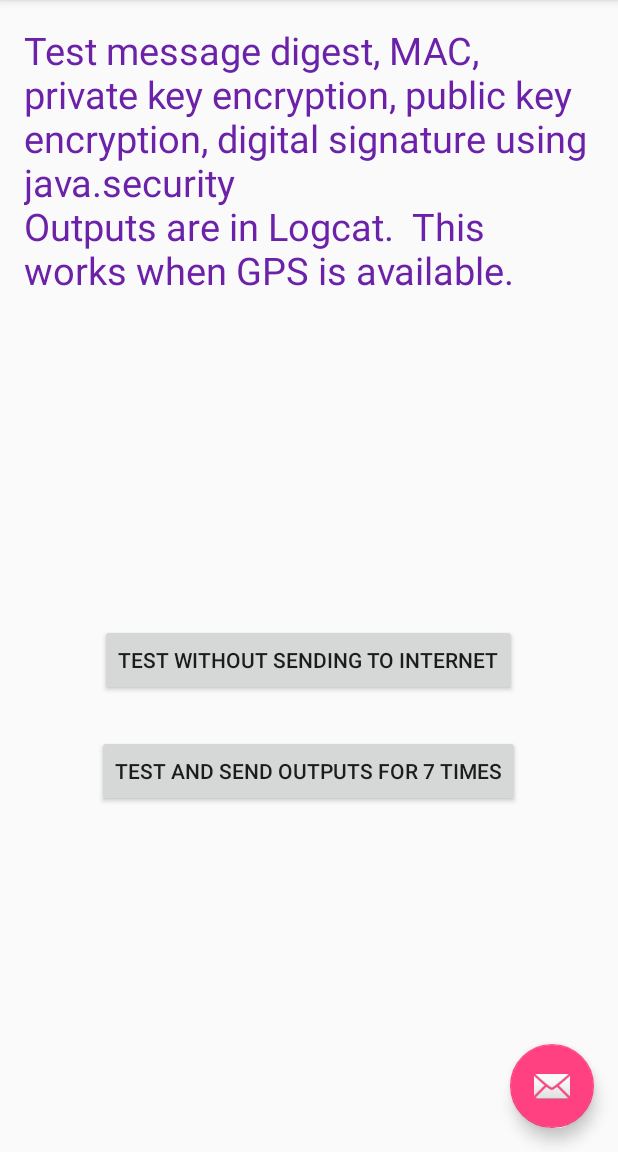
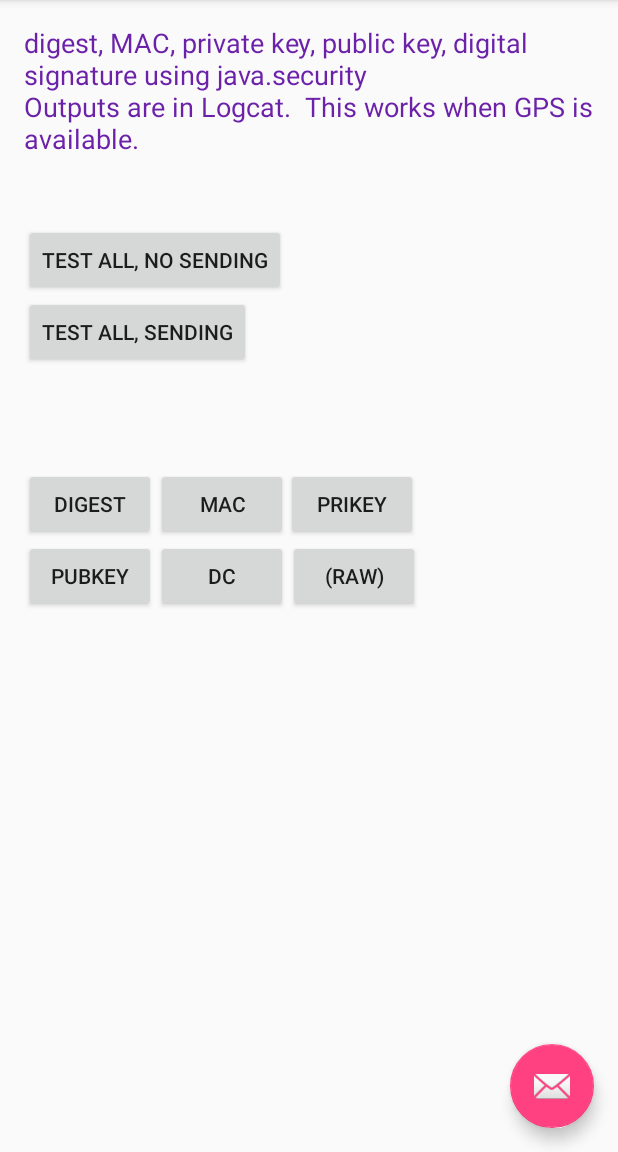
Before and after one commit to rolevax/test-tdroid, an Android app: the screen it shows after launch (MainActivity), on a phone screen of 412 x 824 dp, the part 84-1236 px from its top. Run offline under Robolectric (Android 15) with nearby library versions, the phone set to English and light mode, and no system bars.

Commit message:
changes are just changes
I forgot what I had changed...

```diff
--- a/TestSecurityLib/app/src/main/java/rolevax/testsecuritylib/MainActivity.java
+++ b/TestSecurityLib/app/src/main/java/rolevax/testsecuritylib/MainActivity.java
@@ -32,6 +32,42 @@ public class MainActivity extends AppCompatActivity {
         button2.setOnClickListener(new View.OnClickListener() {
             public void onClick(View v) {
                 doTest(true);
+            }
+        });
+        final Button button3 = (Button) findViewById(R.id.raw_button);
+        button3.setOnClickListener(new View.OnClickListener() {
+            public void onClick(View v) {
+                TestSecLib.raw(taint);
+            }
+        });
+        final Button button4 = (Button) findViewById(R.id.digest_betton);
+        button4.setOnClickListener(new View.OnClickListener() {
+            public void onClick(View v) {
+                TestSecLib.digest(taint, true);
+            }
+        });
+        final Button button5 = (Button) findViewById(R.id.mac_button);
+        button5.setOnClickListener(new View.OnClickListener() {
+            public void onClick(View v) {
+                TestSecLib.mac(taint, true);
+            }
+        });
+        final Button button6 = (Button) findViewById(R.id.private_button);
+        button6.setOnClickListener(new View.OnClickListener() {
+            public void onClick(View v) {
+                TestSecLib.privateKey(taint, true);
+            }
+        });
+        final Button button7 = (Button) findViewById(R.id.public_button);
+        button7.setOnClickListener(new View.OnClickListener() {
+            public void onClick(View v) {
+                TestSecLib.publicKey(taint, true);
+            }
+        });
+        final Button button8 = (Button) findViewById(R.id.dc_button);
+        button8.setOnClickListener(new View.OnClickListener() {
+            public void onClick(View v) {
+                TestSecLib.digitalCertificate(taint, true);
             }
         });
 
@@ -79,12 +115,12 @@ public class MainActivity extends AppCompatActivity {
     }
 
     private void doTest(boolean leak) {
-        if (null == taint) {
+        if (taint.equals("not tainted yet")) {
             Log.i("info", "haven't get location info");
         } else {
             TestSecLib.test(taint, leak);
         }
     }
 
-    String taint = null;
+    String taint = "not tainted yet";
 }
--- a/TestSecurityLib/app/src/main/res/layout/content_main.xml
+++ b/TestSecurityLib/app/src/main/res/layout/content_main.xml
@@ -15,30 +15,85 @@
 
     <TextView
         android:layout_width="fill_parent"
-        android:layout_height="600px"
-        android:text="Test message digest, MAC, private key encryption, public key encryption, digital signature using java.security \nOutputs are in Logcat.  This works when GPS is available."
+        android:layout_height="200px"
+        android:text="digest, MAC, private key, public key, digital signature using java.security \nOutputs are in Logcat.  This works when GPS is available."
         android:id="@+id/textView"
         android:layout_alignParentRight="true"
         android:layout_alignParentEnd="true"
         android:layout_alignParentTop="true"
-        android:textSize="25dp"
+        android:textSize="18dp"
         android:textColor="#6c21a9" />
 
     <Button
         android:layout_width="wrap_content"
         android:layout_height="wrap_content"
-        android:text="test without sending to Internet"
+        android:text="test all, no sending"
         android:id="@+id/no_net_button"
         android:layout_below="@+id/textView"
-        android:layout_centerHorizontal="true" />
+        android:layout_alignParentLeft="true"
+        android:layout_alignParentStart="true" />
 
     <Button
         android:layout_width="wrap_content"
         android:layout_height="wrap_content"
-        android:text="test and send outputs for 7 times"
+        android:text="test all, sending"
         android:id="@+id/net_button"
         android:layout_below="@+id/no_net_button"
-        android:layout_centerHorizontal="true"
-        android:layout_marginTop="26dp" />
+        android:layout_alignParentLeft="true"
+        android:layout_alignParentStart="true" />
+
+    <Button
+        android:layout_width="wrap_content"
+        android:layout_height="wrap_content"
+        android:text="digest"
+        android:id="@+id/digest_betton"
+        android:layout_above="@+id/dc_button"
+        android:layout_alignParentLeft="true"
+        android:layout_alignParentStart="true" />
+
+    <Button
+        android:layout_width="wrap_content"
+        android:layout_height="wrap_content"
+        android:text="mac"
+        android:id="@+id/mac_button"
+        android:layout_alignBottom="@+id/digest_betton"
+        android:layout_toRightOf="@+id/digest_betton"
+        android:layout_toEndOf="@+id/digest_betton" />
+
+    <Button
+        android:layout_width="wrap_content"
+        android:layout_height="wrap_content"
+        android:text="prikey"
+        android:id="@+id/private_button"
+        android:layout_alignTop="@+id/mac_button"
+        android:layout_toRightOf="@+id/no_net_button"
+        android:layout_toEndOf="@+id/no_net_button" />
+
+    <Button
+        android:layout_width="wrap_content"
+        android:layout_height="wrap_content"
+        android:text="pubkey"
+        android:id="@+id/public_button"
+        android:layout_below="@+id/digest_betton"
+        android:layout_toLeftOf="@+id/dc_button"
+        android:layout_toStartOf="@+id/dc_button" />
+
+    <Button
+        android:layout_width="wrap_content"
+        android:layout_height="wrap_content"
+        android:text="dc"
+        android:id="@+id/dc_button"
+        android:layout_centerVertical="true"
+        android:layout_alignLeft="@+id/mac_button"
+        android:layout_alignStart="@+id/mac_button" />
+
+    <Button
+        android:layout_width="wrap_content"
+        android:layout_height="wrap_content"
+        android:text="(raw)"
+        android:id="@+id/raw_button"
+        android:layout_below="@+id/private_button"
+        android:layout_toRightOf="@+id/dc_button"
+        android:layout_toEndOf="@+id/dc_button" />
 
 </RelativeLayout>
```
Also changed, not shown: TestSecurityLib/app/src/main/java/rolevax/testsecuritylib/TestSecLib.java (+38 -17 lines).
